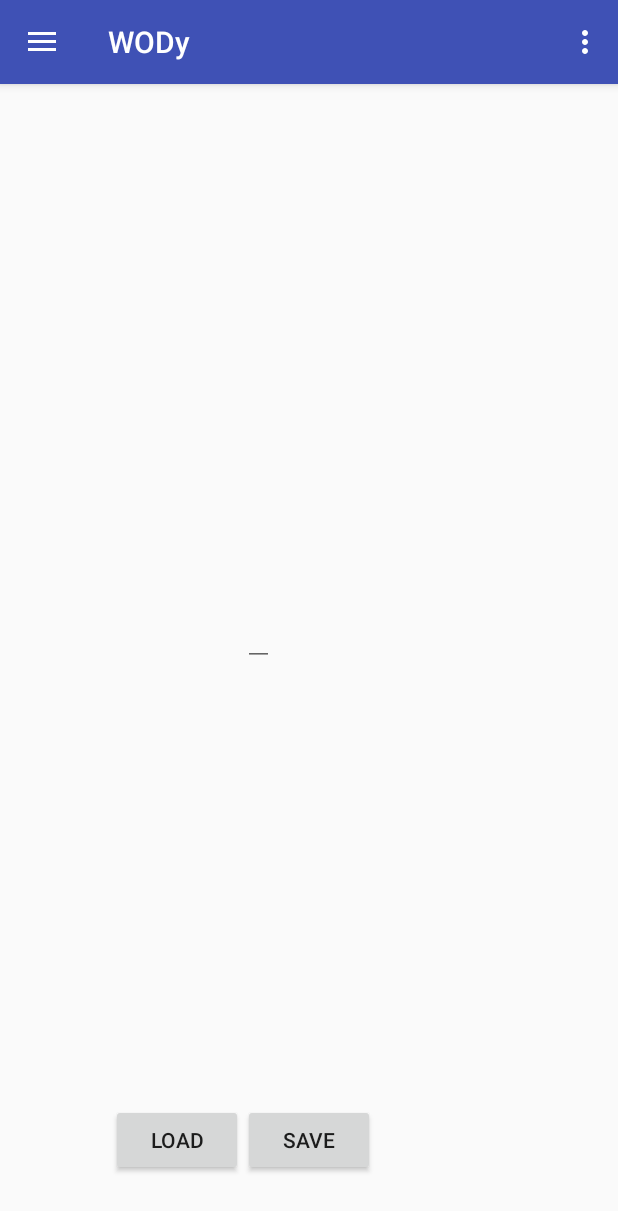
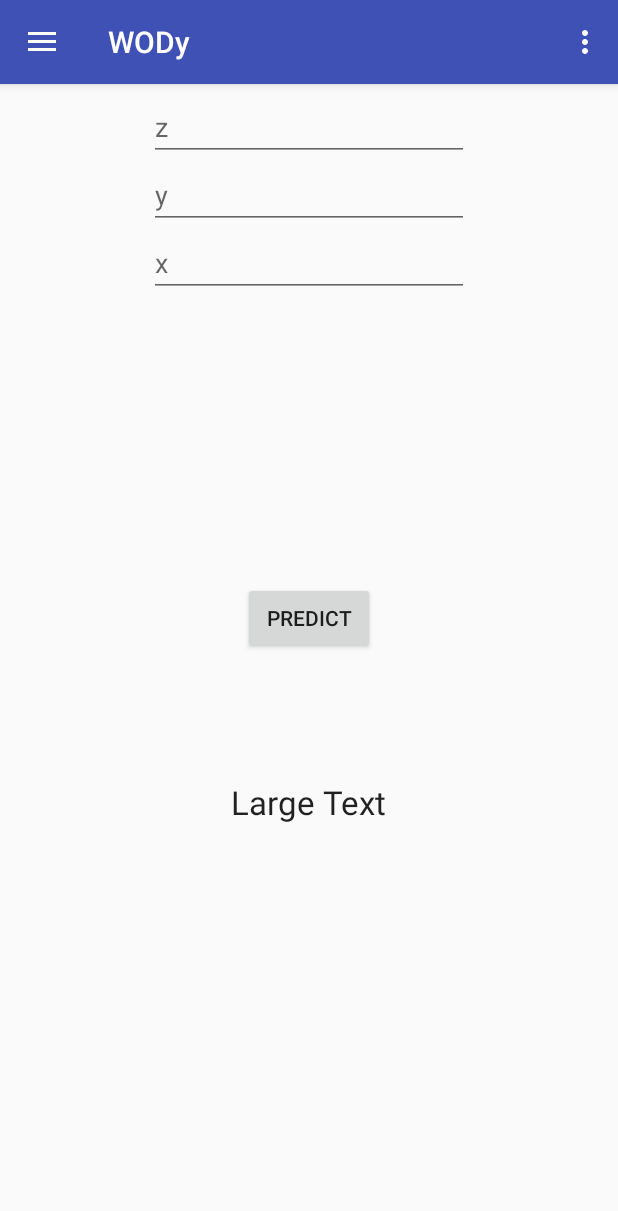
Before and after one commit to DSasivarevic/wody2, an Android app: the fragment menu_fragment1 placed in its activity, on a phone screen of 412 x 824 dp. Shown: the top 1211 px of the screen. Run offline under Robolectric (Android 15) with nearby library versions, the phone set to English and light mode, and no system bars; libraries missing offline, so code that uses them is left out: weka.classifiers, weka.core, weka.core.converters; 5 statements that could not run were skipped.

Commit message:
first version of WEKA prediction

```diff
--- /dev/null
+++ b/app/src/main/java/models/ExercisePrediction.java
@@ -0,0 +1,121 @@
+package models;
+
+import java.io.InputStream;
+import java.util.ArrayList;
+
+import weka.classifiers.Classifier;
+import weka.core.Attribute;
+import weka.core.DenseInstance;
+import weka.core.Instance;
+import weka.core.Instances;
+import weka.core.converters.ConverterUtils;
+
+/**
+ * Created by Falch on 07/11/15.
+ */
+public class ExercisePrediction {
+    private InputStream wodModel;
+    private Classifier cls = null;
+    private Instances instance = null;
+
+    public ExercisePrediction(InputStream stream) {
+        wodModel = stream;
+
+        //ceate classifier
+        try {
+            cls = (Classifier) weka.core.SerializationHelper.read(stream);
+        } catch (Exception e) {
+            e.printStackTrace();
+        }
+    }
+
+    //get prediction from arff
+    public void getPrediction(InputStream arff){
+        ConverterUtils.DataSource source = new ConverterUtils.DataSource(arff);
+        Instances instances = null;
+        try {
+            instances = source.getDataSet();
+        } catch (Exception e) {
+            e.printStackTrace();
+        }
+
+        int s=0;
+        int f=0;
+        for (int i=0; i<instances.size();i++){
+            instances.setClassIndex(3);
+            double value = 0.0;
+            try {
+                cls.classifyInstance(instances.instance(i));
+
+                value = cls.classifyInstance(instances.instance(i));
+            }catch(Exception e){
+                e.printStackTrace();
+            }
+
+            String prediction = instances.classAttribute().value((int) value);
+
+            if(instances.get(i).toString(3).equals(prediction) ){
+                s++;
+                System.out.println("TRUE ------ real: "+ instances.get(i).toString(3)+ "   prediction: "+prediction);
+            }else if(instances.get(i).toString(3).equals("'"+prediction+"'") ){
+                s++;
+                System.out.println("True ------ real: "+ instances.get(i).toString(3)+ "   prediction: "+prediction);
+            }else {//!originalTrain.get(i).toString(3).equals("Push-ups")) {
+                f++;
+                System.out.println("FALSE ------ real: " + instances.get(i).toString(3) + "   prediction: " + prediction);
+            }
+        }
+
+        System.out.println("true: "+s);
+        System.out.println("false: " + f);
+    }
+
+    //get prediction from instance
+    public String getPrediction(double x, double y, double z) throws Exception {
+        instance = createInstance(x, y, z);
+        double predictionValue = cls.classifyInstance(instance.firstInstance());
+        double[] destributionValue = cls.distributionForInstance(instance.firstInstance());
+
+        System.out.println("prediction value: " + predictionValue);
+        String prediction = instance.classAttribute().value((int) predictionValue);
+
+
+        System.out.println("The predicted value of instance: " + prediction);
+
+        return prediction;
+    }
+
+    public Instances createInstance(double x, double y, double z){
+        //crete attribute list
+        Attribute a1 = new Attribute("x");
+        Attribute a2 = new Attribute("y");
+        Attribute a3 = new Attribute("z");
+        ArrayList<String> exerciseList = new ArrayList<String>();
+        exerciseList.add("10 Push up");
+        exerciseList.add("10 Sit up");
+        exerciseList.add("5 Squat Jumps");
+        Attribute a4 = new Attribute("exercise",exerciseList);
+        ArrayList<Attribute> attributeList = new ArrayList<Attribute>();
+        attributeList.add(a1);
+        attributeList.add(a2);
+        attributeList.add(a3);
+        attributeList.add(a4);
+
+        // Create an empty training set
+        Instances in = new Instances("ex", attributeList, 10);
+        // Set class index
+        in.setClassIndex(3);
+
+        // Create the instance
+        Instance instance = new DenseInstance(4);
+        instance.setValue(0,x);
+        instance.setValue(1,y);
+        instance.setValue(2,z);
+
+        // add the instance
+        in.add(instance);
+
+        return new Instances(in);
+    }
+
+}
--- a/app/src/main/java/wody/wody/menu_fragment1.java
+++ b/app/src/main/java/wody/wody/menu_fragment1.java
@@ -6,8 +6,15 @@ import android.support.v4.app.Fragment;
 import android.view.LayoutInflater;
 import android.view.View;
 import android.view.ViewGroup;
+import android.widget.Button;
+import android.widget.EditText;
+import android.widget.TextView;
 
+import java.io.IOException;
+import java.io.InputStream;
 import java.util.List;
+
+import models.ExercisePrediction;
 
 /**
  * Created by dasas on 12/09/15.
@@ -19,6 +26,49 @@ public class menu_fragment1 extends Fragment {
     @Override
     public View onCreateView(LayoutInflater inflater, ViewGroup container, Bundle savedInstanceState) {
         rootview = inflater.inflate(R.layout.menu1_layout, container, false);
+        final TextView textView = (TextView) rootview.findViewById(R.id.screen);
+        InputStream model = null;
+        InputStream arffFile = null;
+
+        try {
+            model = getActivity().getAssets().open("model_8000.model");
+            arffFile = getActivity().getAssets().open("wodData.arff");
+        } catch (IOException e) {
+            e.printStackTrace();
+        }
+
+        final ExercisePrediction ep = new ExercisePrediction(model);
+
+        //print result from arff file
+        ep.getPrediction(arffFile);
+
+        //get prediction from single instance
+        final Button button = (Button) rootview.findViewById(R.id.button);
+        button.setOnClickListener(new View.OnClickListener() {
+            public void onClick(View v) {
+                EditText xView = (EditText) rootview.findViewById(R.id.valuex);
+                EditText yView = (EditText) rootview.findViewById(R.id.valuey);
+                EditText zView = (EditText) rootview.findViewById(R.id.valuez);
+
+                try {
+                    double xvalue = Double.parseDouble(xView.getText().toString());
+                    double yvalue = Double.parseDouble(yView.getText().toString());
+                    double zvalue = Double.parseDouble(zView.getText().toString());
+
+                    String prediction = ep.getPrediction(xvalue, zvalue, yvalue);
+
+                    System.out.println("The predicted value of instance: "+prediction);
+                    textView.setText(prediction);
+
+                }catch (NumberFormatException e){
+                    e.printStackTrace();
+                    TextView textView = (TextView) rootview.findViewById(R.id.screen);
+                    textView.setText("Kun tal!");
+                } catch (Exception e) {
+                    e.printStackTrace();
+                }
+            }
+        });
 
         return rootview;
 
--- a/app/src/main/res/layout/menu1_layout.xml
+++ b/app/src/main/res/layout/menu1_layout.xml
@@ -1,53 +1,54 @@
 <?xml version="1.0" encoding="utf-8"?>
-<LinearLayout xmlns:android="http://schemas.android.com/apk/res/android"
+<RelativeLayout xmlns:android="http://schemas.android.com/apk/res/android"
     android:orientation="vertical" android:layout_width="match_parent"
     android:layout_height="match_parent">
 
     <TextView
         android:layout_width="wrap_content"
         android:layout_height="wrap_content"
-        android:text="1"
-        android:id="@+id/textView"
-        android:layout_gravity="center_horizontal" />
-
-    <RelativeLayout
-        android:layout_width="match_parent"
-        android:layout_height="match_parent"
-        android:layout_gravity="center_horizontal">
+        android:textAppearance="?android:attr/textAppearanceLarge"
+        android:text="Large Text"
+        android:id="@+id/screen"
+        android:layout_marginTop="84dp"
+        android:layout_below="@+id/button"
+        android:layout_centerHorizontal="true" />
 
     <Button
         android:layout_width="wrap_content"
         android:layout_height="wrap_content"
-            android:text="Save"
-            android:id="@+id/btnSave"
-            android:layout_gravity="center_horizontal"
-            android:layout_marginBottom="40dp"
-            android:layout_alignParentBottom="true"
+        android:text="Predict"
+        android:id="@+id/button"
+        android:layout_centerVertical="true"
         android:layout_centerHorizontal="true" />
-
-        <TextView
-            android:layout_width="wrap_content"
-            android:layout_height="wrap_content"
-            android:textAppearance="?android:attr/textAppearanceLarge"
-            android:text=""
-            android:id="@+id/txtDescription"
-            android:width="300dp"
-            android:layout_above="@+id/editText"
-            android:layout_marginBottom="86dp" />
-
-        <Button
-            android:layout_width="wrap_content"
-            android:layout_height="wrap_content"
-            android:text="Load"
-            android:id="@+id/btnLoad"
-            android:layout_alignTop="@+id/btnSave"
-            android:layout_toStartOf="@+id/btnSave" />
 
     <EditText
         android:layout_width="wrap_content"
         android:layout_height="wrap_content"
-            android:id="@+id/editText"
-            android:layout_centerVertical="true"
-            android:layout_alignStart="@+id/btnSave" />
+        android:inputType="number|numberDecimal|numberSigned"
+        android:ems="10"
+        android:id="@+id/valuex"
+        android:hint="x"
+        android:layout_below="@+id/valuey"
+        android:layout_centerHorizontal="true" />
+
+    <EditText
+        android:layout_width="wrap_content"
+        android:layout_height="wrap_content"
+        android:inputType="number|numberDecimal|numberSigned"
+        android:ems="10"
+        android:id="@+id/valuey"
+        android:hint="y"
+        android:layout_below="@+id/valuez"
+        android:layout_centerHorizontal="true" />
+
+    <EditText
+        android:layout_width="wrap_content"
+        android:layout_height="wrap_content"
+        android:inputType="number|numberDecimal|numberSigned"
+        android:ems="10"
+        android:id="@+id/valuez"
+        android:hint="z"
+        android:layout_alignParentTop="true"
+        android:layout_centerHorizontal="true"
+        android:layout_marginTop="62dp" />
 </RelativeLayout>
-</LinearLayout>
```
Also changed, not shown: app/src/main/res/assets/test.txt (deleted), 3 other files. Lines whose indentation alone changed are shown as unchanged.
